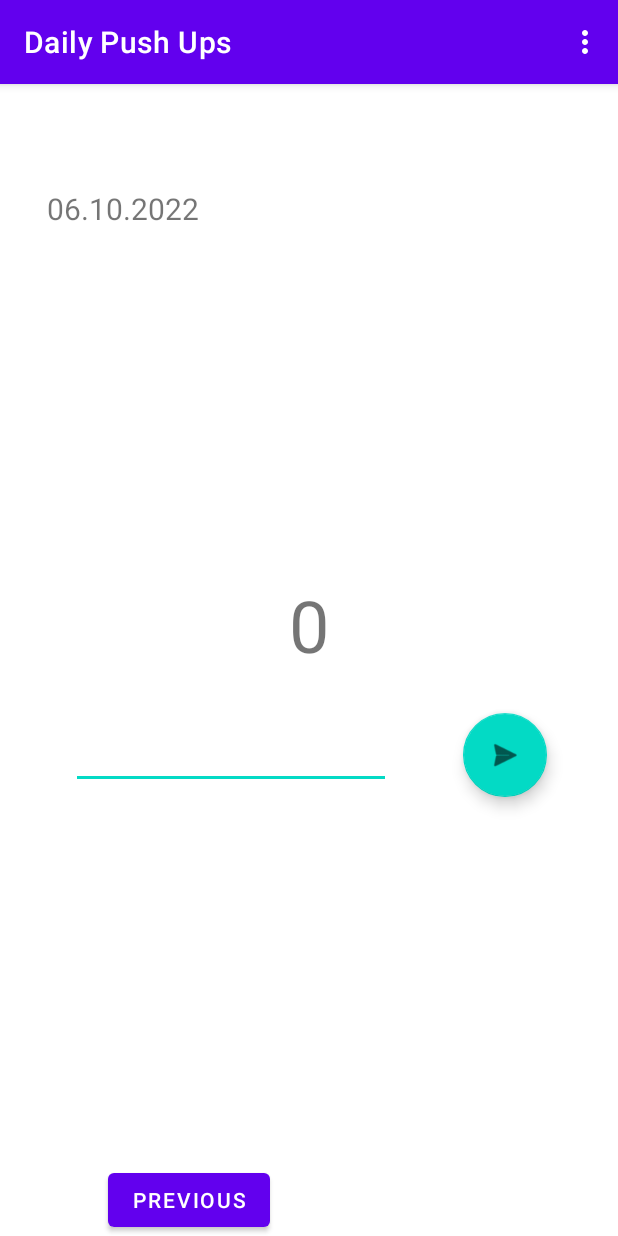
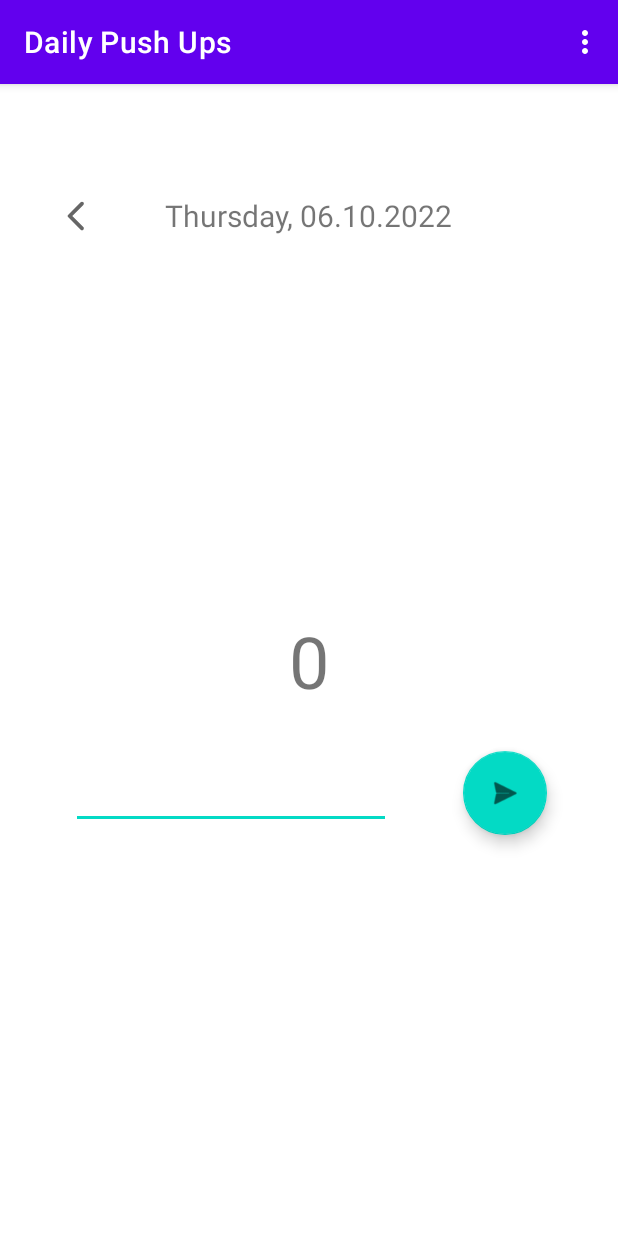
Before and after one commit to jakubu9333/push-uo-counter-app, an Android app: the screen it shows after launch (MainActivity), on a phone screen of 412 x 824 dp. Run offline under Robolectric (Android 15) with nearby library versions, the phone set to English and light mode, and no system bars; our stand-ins replace Room's generated code, data binding, navigation-ui.

Commit message:
priettier prev next date, static in notification

```diff
--- a/app/src/main/java/com/jakubu9333/pushupcounter/BindingAdapters.kt
+++ b/app/src/main/java/com/jakubu9333/pushupcounter/BindingAdapters.kt
@@ -1,7 +1,7 @@
 package com.jakubu9333.pushupcounter
 
 import android.view.View
-import android.widget.Button
+import android.widget.ImageButton
 
 import androidx.databinding.BindingAdapter
 
@@ -12,7 +12,7 @@ import androidx.databinding.BindingAdapter
  */
 @BindingAdapter("unseen")
 fun bindButton(
-    button: Button,
+    button: ImageButton,
     invisible: Boolean
 ) {
     if (invisible) {
--- a/app/src/main/java/com/jakubu9333/pushupcounter/DateServicesData.kt
+++ b/app/src/main/java/com/jakubu9333/pushupcounter/DateServicesData.kt
@@ -45,7 +45,7 @@ class DateServicesData() {
 
 
     override fun toString(): String {
-        val formatter = DateTimeFormatter.ofPattern("dd.MM.yyyy")
+        val formatter = DateTimeFormatter.ofPattern("EEEE, dd.MM.yyyy")
 
         return date.format(formatter)
     }
--- a/app/src/main/java/com/jakubu9333/pushupcounter/DayFragment.kt
+++ b/app/src/main/java/com/jakubu9333/pushupcounter/DayFragment.kt
@@ -80,6 +80,7 @@ class DayFragment : Fragment() {
 
     override fun onViewCreated(view: View, savedInstanceState: Bundle?) {
         super.onViewCreated(view, savedInstanceState)
+       // addSwipeControls()
         binding.lifecycleOwner = viewLifecycleOwner
         val date = DateServicesData()
         changingDay(date.date)
@@ -110,6 +111,12 @@ class DayFragment : Fragment() {
 
     }
 
+    /*private fun addSwipeControls() {
+        binding.dayFragmentLayout.setOnTouchListener(){
+
+        }
+    }*/
+
     private lateinit var notifyClass:Notification
 
     @RequiresApi(Build.VERSION_CODES.O)
@@ -121,6 +128,8 @@ class DayFragment : Fragment() {
         }
 
     }
+
+
 
 
     //returns -1 for bad format
--- a/app/src/main/java/com/jakubu9333/pushupcounter/MainActivity.kt
+++ b/app/src/main/java/com/jakubu9333/pushupcounter/MainActivity.kt
@@ -56,6 +56,7 @@ class MainActivity : AppCompatActivity() {
         navController.navigate(R.id.action_DayFragment_to_settingsFragment)
         return true
     }
+
     private fun createNotificationChannel() {
         // Create the NotificationChannel, but only on API 26+ because
         // the NotificationChannel class is new and not in the support library
--- a/app/src/main/java/com/jakubu9333/pushupcounter/Notification.kt
+++ b/app/src/main/java/com/jakubu9333/pushupcounter/Notification.kt
@@ -20,8 +20,11 @@ import java.time.temporal.ChronoUnit
  * @author Jakub Uhlarik
  */
 class Notification(private val context: Context) {
-    private var runningNotificationJob = Job()
-    private var notifyId = 0
+    companion object{
+        private var runningNotificationJob = Job()
+        private var notifyId = 0
+    }
+
 
     @RequiresApi(Build.VERSION_CODES.O)
     fun notifyInTime(minutes: Int = 30, seconds: Int = 0) {
--- /dev/null
+++ b/app/src/main/res/drawable/ic_round_arrow_back_ios_new_24.xml
@@ -0,0 +1,10 @@
+<vector xmlns:android="http://schemas.android.com/apk/res/android"
+    android:width="24dp"
+    android:height="24dp"
+    android:viewportWidth="24"
+    android:viewportHeight="24"
+    android:tint="?attr/colorControlNormal">
+  <path
+      android:fillColor="@android:color/white"
+      android:pathData="M16.88,2.88L16.88,2.88c-0.49,-0.49 -1.28,-0.49 -1.77,0l-8.41,8.41c-0.39,0.39 -0.39,1.02 0,1.41l8.41,8.41c0.49,0.49 1.28,0.49 1.77,0l0,0c0.49,-0.49 0.49,-1.28 0,-1.77L9.54,12l7.35,-7.35C17.37,4.16 17.37,3.37 16.88,2.88z"/>
+</vector>
--- /dev/null
+++ b/app/src/main/res/drawable/ic_round_arrow_forward_ios_24.xml
@@ -0,0 +1,11 @@
+<vector xmlns:android="http://schemas.android.com/apk/res/android"
+    android:width="24dp"
+    android:height="24dp"
+    android:viewportWidth="24"
+    android:viewportHeight="24"
+    android:tint="?attr/colorControlNormal"
+    android:autoMirrored="true">
+  <path
+      android:fillColor="@android:color/white"
+      android:pathData="M7.38,21.01c0.49,0.49 1.28,0.49 1.77,0l8.31,-8.31c0.39,-0.39 0.39,-1.02 0,-1.41L9.15,2.98c-0.49,-0.49 -1.28,-0.49 -1.77,0s-0.49,1.28 0,1.77L14.62,12l-7.25,7.25c-0.48,0.48 -0.48,1.28 0.01,1.76z"/>
+</vector>
--- a/app/src/main/res/layout/fragment_day.xml
+++ b/app/src/main/res/layout/fragment_day.xml
@@ -11,20 +11,20 @@
 
 
     <androidx.constraintlayout.widget.ConstraintLayout
-
+            android:id="@+id/day_fragment_layout"
             android:layout_width="match_parent"
             android:layout_height="match_parent"
             tools:context=".DayFragment">
 
-    <Button
+        <ImageButton
+                android:layout_width="wrap_content"
+                android:layout_height="wrap_content" app:srcCompat="@drawable/ic_round_arrow_back_ios_new_24"
                 android:id="@+id/button_prev"
-            android:layout_width="wrap_content"
-            android:layout_height="wrap_content"
-            android:text="@string/previous"
-            app:layout_constraintTop_toTopOf="@+id/button_next"
-            app:layout_constraintBottom_toBottomOf="@+id/button_next"
-            app:layout_constraintVertical_bias="1.0" app:layout_constraintEnd_toStartOf="@+id/button_next"
-            app:layout_constraintStart_toStartOf="parent"/>
+                app:layout_constraintStart_toStartOf="parent" app:layout_constraintTop_toTopOf="@+id/textview_date"
+                app:layout_constraintBottom_toBottomOf="@+id/textview_date"
+                android:minHeight="48dp" android:contentDescription="@string/previous"
+                android:background="?android:attr/colorBackground"
+                android:minWidth="48dp" app:layout_constraintEnd_toStartOf="@+id/textview_date_fake"/>
 
         <TextView
                 android:id="@+id/textview_date"
@@ -34,26 +34,27 @@
                 app:layout_constraintTop_toTopOf="parent"
                 app:layout_constraintStart_toStartOf="parent"
                 app:layout_constraintEnd_toEndOf="parent"
-            app:layout_constraintBottom_toTopOf="@id/button_next"
-            tools:text="1.2.1545" android:textSize="20sp" app:layout_constraintHorizontal_bias="0.10"
-            app:layout_constraintVertical_bias="0.10"/>
+                tools:text="wednesday, 22.22.2200" android:textSize="20sp"
+                app:layout_constraintBottom_toBottomOf="parent" app:layout_constraintVertical_bias="0.10"/>
 
+        <TextView
+                android:id="@+id/textview_date_fake"
+                android:layout_width="wrap_content"
+                android:layout_height="wrap_content"
+                app:layout_constraintTop_toTopOf="parent"
+                app:layout_constraintStart_toStartOf="parent"
+                app:layout_constraintEnd_toEndOf="parent"
+                android:visibility="invisible"
+                android:text="@string/fakeeseday_22_22_2200"
+                tools:text="fakeeseday, 22.22.2200" android:textSize="20sp"
+                app:layout_constraintBottom_toBottomOf="parent" app:layout_constraintVertical_bias="0.302"
+                tools:visibility="visible"/>
         <TextView
                 android:layout_width="wrap_content"
                 android:layout_height="wrap_content" android:id="@+id/textView_pushups"
                 app:layout_constraintEnd_toEndOf="parent" app:layout_constraintTop_toTopOf="parent"
                 app:layout_constraintStart_toStartOf="parent"
-            app:layout_constraintBottom_toTopOf="@+id/button_next" tools:text="146" android:textSize="48sp"
-    />
-    <Button
-            android:id="@+id/button_next"
-            android:layout_width="wrap_content"
-            android:layout_height="wrap_content"
-            android:text="@string/next"
-            app:layout_constraintBottom_toBottomOf="parent"
-            app:layout_constraintEnd_toEndOf="parent"
-            app:unseen="@{date.data.today}"
-            app:layout_constraintStart_toEndOf="@+id/button_prev"
+                app:layout_constraintBottom_toBottomOf="parent" tools:text="146" android:textSize="48sp"
         />
         <EditText
                 android:layout_width="wrap_content"
@@ -61,12 +62,13 @@
                 android:ems="10"
                 android:id="@+id/editCounterNum"
                 app:layout_constraintStart_toStartOf="parent"
-            android:layout_marginTop="32dp" app:layout_constraintTop_toBottomOf="@+id/textView_pushups"
+                app:layout_constraintTop_toBottomOf="@+id/textView_pushups"
                 app:layout_constraintBottom_toBottomOf="parent" app:layout_constraintVertical_bias="0.0"
                 app:layout_constraintEnd_toStartOf="@+id/floatingActionButton"
                 android:inputType="number"
                 android:importantForAutofill="no"
-            app:seen="@{date.data.today}"  tools:ignore="LabelFor"/>
+                app:seen="@{date.data.today}" tools:ignore="LabelFor" android:layout_marginTop="32dp"
+                android:minHeight="48dp"/>
         <com.google.android.material.floatingactionbutton.FloatingActionButton
                 app:seen="@{date.data.today}"
                 android:src="@android:drawable/ic_menu_send"
@@ -78,5 +80,15 @@
                 app:layout_constraintTop_toTopOf="@+id/editCounterNum"
                 app:layout_constraintBottom_toBottomOf="@+id/editCounterNum" android:contentDescription="@string/send"
                 android:focusable="true"/>
+        <ImageButton
+                android:background="?android:attr/colorBackground"
+                app:unseen="@{date.data.today}"
+                android:layout_width="wrap_content"
+                android:layout_height="wrap_content" app:srcCompat="@drawable/ic_round_arrow_forward_ios_24"
+                android:id="@+id/button_next"
+                app:layout_constraintEnd_toEndOf="parent" app:layout_constraintStart_toEndOf="@+id/textview_date_fake"
+                app:layout_constraintTop_toTopOf="@+id/textview_date"
+                app:layout_constraintBottom_toBottomOf="@+id/textview_date" android:minHeight="48dp"
+                android:contentDescription="@string/next" android:minWidth="48dp"/>
     </androidx.constraintlayout.widget.ConstraintLayout>
 </layout>
--- a/app/src/main/res/values/strings.xml
+++ b/app/src/main/res/values/strings.xml
@@ -13,4 +13,5 @@
     <string name="wait_time">Wait time</string>
     <string name="wait_time_minutes">Minutes</string>
     <string name="wait_time_seconds">Seconds</string>
+    <string name="fakeeseday_22_22_2200">fakeeseday, 22.22.2200</string>
 </resources>
```
Lines whose indentation alone changed are shown as unchanged.
